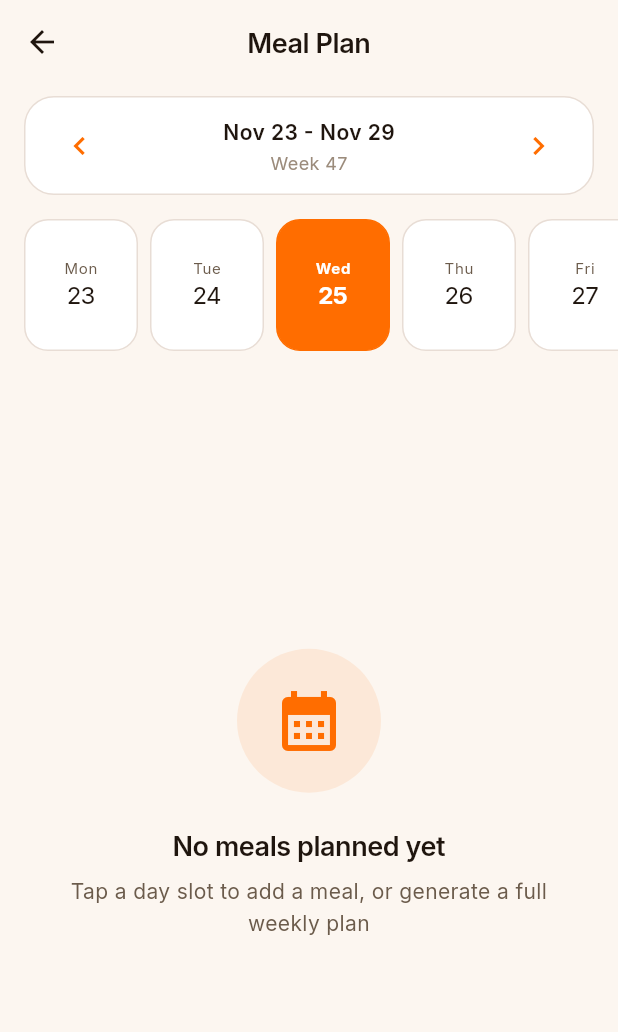
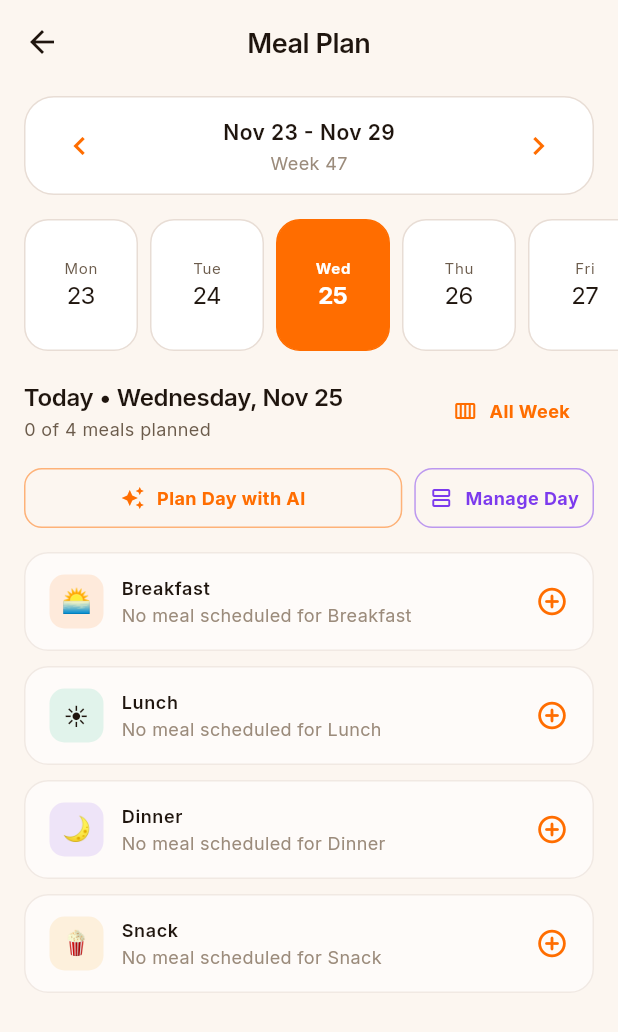
Before and after one commit to samolubukun/Chow-Genie-HybridAI, a Flutter app: the MealPlanScreen screen opened directly, on a phone screen of 412 x 824 dp. Shown: the top 1032 px of the screen. Run offline on Flutter 3.47's test engine with Material 3 defaults, Android fonts, the phone set to English and light mode, and no system bars; our stand-ins replace cloud_firestore, firebase_auth, firebase_core, firebase_remote_config, fl_chart, flutter_animate and 10 more; missing offline and left inert: firebase_app_check, mobile_scanner; accounts and stored records are empty; network calls fail.

Commit message:
fix: always show day slots and plan buttons even when week has no meals

```diff
--- a/lib/views/screens/meal_plan_screen.dart
+++ b/lib/views/screens/meal_plan_screen.dart
@@ -100,12 +100,7 @@ class _MealPlanScreenState extends State<MealPlanScreen> {
               SliverToBoxAdapter(child: _buildDayTabs(context, vm, colors, activeDate)),
               if (vm.entries.isNotEmpty)
                 SliverToBoxAdapter(child: _buildSmartShoppingBanner(context, vm, colors)),
-              if (vm.entries.isEmpty && !vm.isLoading)
-                SliverFillRemaining(
-                  hasScrollBody: false,
-                  child: _buildEmptyState(colors, vm),
-                )
-              else if (_showAllWeek) ...[
+              if (_showAllWeek) ...[
                 // All Week Grouped View
                 SliverToBoxAdapter(
                   child: Padding(
```
